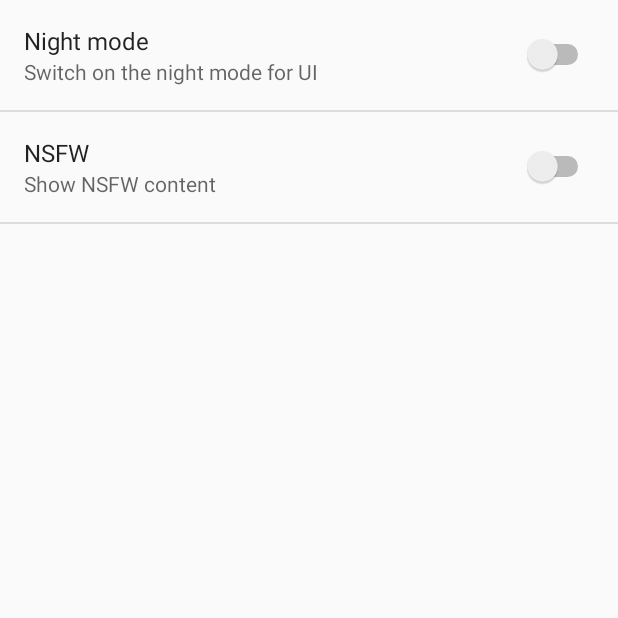
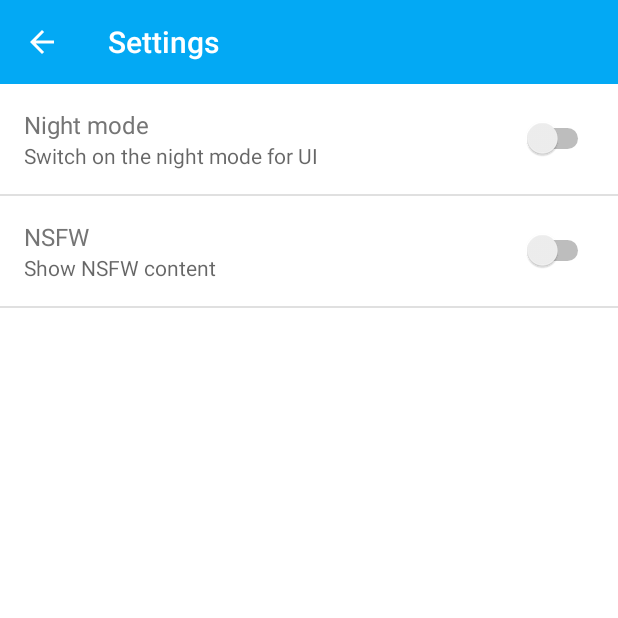
Before and after one commit to tisqui/JustRRead, an Android app: the screen it shows after launch (SettingsActivity), after a tap on "SETTINGS", on a phone screen of 412 x 824 dp, the top half of it. Run offline under Robolectric (Android 15) with nearby library versions, the phone set to English and light mode, and no system bars; libraries missing offline, so code that uses them is left out: net.dean.jraw, org.markdownj; pictures from the network do not load; 11 statements that could not run were skipped; 1 other tap on this screen came first.

Commit message:
fixed settings toolbar and crash

```diff
--- a/app/src/main/AndroidManifest.xml
+++ b/app/src/main/AndroidManifest.xml
@@ -79,11 +79,7 @@
         <activity android:name=".activities.SettingsActivity"
                   android:label="Settings"
                   android:parentActivityName=".activities.FrontpageFeedActivity"
-                  android:theme="@style/SettingsTheme">
-            <meta-data
-                android:name="android.support.PARENT_ACTIVITY"
-                android:value=".activities.FrontpageFeedActivity">
-            </meta-data>
+                  android:theme="@style/AppTheme">
         </activity>
         <provider
             android:name=".data.RedditProvider"
--- a/app/src/main/java/com/squirrel/justrread/activities/SettingsActivity.java
+++ b/app/src/main/java/com/squirrel/justrread/activities/SettingsActivity.java
@@ -1,45 +1,20 @@
 package com.squirrel.justrread.activities;
 
 import android.os.Bundle;
-import android.preference.Preference;
-import android.preference.PreferenceActivity;
-import android.preference.PreferenceManager;
-import android.preference.SwitchPreference;
 
 import com.squirrel.justrread.R;
+import com.squirrel.justrread.fragments.SettingsFragment;
 
 /**
  * Created by squirrel on 6/14/16.
  */
-public class SettingsActivity extends PreferenceActivity implements Preference.OnPreferenceChangeListener {
+public class SettingsActivity extends BaseActivity {
 
     @Override
     protected void onCreate(Bundle savedInstanceState) {
         super.onCreate(savedInstanceState);
-
-        // Load the preferences from an XML resource
-        addPreferencesFromResource(R.xml.settings);
-        PreferenceManager.setDefaultValues(this, R.xml.settings, false);
-
-        bindPreferenceSummaryToValue(findPreference(getString(R.string.prefs_nightmode_key)));
-        bindPreferenceSummaryToValue(findPreference(getString(R.string.prefs_nsfw_key)));
-
-    }
-
-    private void bindPreferenceSummaryToValue(Preference preference) {
-        preference.setOnPreferenceChangeListener(this);
-        onPreferenceChange(preference,
-                PreferenceManager
-                        .getDefaultSharedPreferences(preference.getContext())
-                        .getBoolean(preference.getKey(), false));
-    }
-
-    @Override
-    public boolean onPreferenceChange(Preference preference, Object value) {
-        if (preference instanceof SwitchPreference) {
-            boolean state = Boolean.parseBoolean(value.toString());
-            ((SwitchPreference) preference).setChecked(state);
-        }
-        return true;
+        setContentView(R.layout.activity_settings);
+        activateToolbarWithHomeEnabled();
+        getFragmentManager().beginTransaction().replace(R.id.settings_fragment_container, new SettingsFragment()).commit();
     }
 }
--- a/app/src/main/java/com/squirrel/justrread/controllers/DrawerController.java
+++ b/app/src/main/java/com/squirrel/justrread/controllers/DrawerController.java
@@ -30,7 +30,6 @@ public class DrawerController {
     private RelativeLayout mDrawerAllItem;
     private RelativeLayout mDrawerFrontpageItem;
     private RelativeLayout mDrawerRandomItem;
-
 
 
     public DrawerController(DrawerLayout drawerLayout, Context context) {
--- /dev/null
+++ b/app/src/main/java/com/squirrel/justrread/fragments/SettingsFragment.java
@@ -0,0 +1,43 @@
+package com.squirrel.justrread.fragments;
+
+import android.os.Bundle;
+import android.preference.Preference;
+import android.preference.PreferenceFragment;
+import android.preference.PreferenceManager;
+import android.preference.SwitchPreference;
+
+import com.squirrel.justrread.R;
+
+/**
+ * Created by squirrel on 6/14/16.
+ */
+public class SettingsFragment extends PreferenceFragment implements Preference.OnPreferenceChangeListener {
+
+    @Override
+    public void onCreate(Bundle savedInstanceState) {
+        super.onCreate(savedInstanceState);
+        // Load the preferences from an XML resource
+        addPreferencesFromResource(R.xml.settings);
+        PreferenceManager.setDefaultValues(getActivity(), R.xml.settings, false);
+
+        bindPreferenceSummaryToValue(findPreference(getString(R.string.prefs_nightmode_key)));
+        bindPreferenceSummaryToValue(findPreference(getString(R.string.prefs_nsfw_key)));
+    }
+
+    private void bindPreferenceSummaryToValue(Preference preference) {
+        preference.setOnPreferenceChangeListener(this);
+        onPreferenceChange(preference,
+                PreferenceManager
+                        .getDefaultSharedPreferences(preference.getContext())
+                        .getBoolean(preference.getKey(), false));
+    }
+
+    @Override
+    public boolean onPreferenceChange(Preference preference, Object value) {
+        if (preference instanceof SwitchPreference) {
+            boolean state = Boolean.parseBoolean(value.toString());
+            ((SwitchPreference) preference).setChecked(state);
+        }
+        return true;
+    }
+}
--- /dev/null
+++ b/app/src/main/res/layout/activity_settings.xml
@@ -0,0 +1,21 @@
+<?xml version="1.0" encoding="utf-8"?>
+<RelativeLayout
+    xmlns:android="http://schemas.android.com/apk/res/android"
+    xmlns:tools="http://schemas.android.com/tools"
+    android:layout_width="match_parent"
+    android:layout_height="match_parent"
+    android:fitsSystemWindows="true"
+    tools:context=".activities.SettingsActivity"
+    >
+
+    <include
+        android:id="@+id/application_toolbar"
+        layout="@layout/toolbar"/>
+
+    <FrameLayout
+        android:id="@+id/settings_fragment_container"
+        android:layout_width="match_parent"
+        android:layout_height="match_parent"
+        android:layout_below="@+id/application_toolbar"/>
+
+</RelativeLayout>
--- a/app/src/main/res/values/strings.xml
+++ b/app/src/main/res/values/strings.xml
@@ -82,5 +82,6 @@
     <string name="prefs_night_mode_summary">Switch on the night mode for UI</string>
     <string name="prefs_nsfw_key">pref_nsfw</string>
     <string name="prefs_nightmode_key">pref_night_mode</string>
+    <string name="no_connection_detailed_comments_message">No Internet connection. Please try later.</string>
 
 </resources>
--- a/app/src/main/res/values/styles.xml
+++ b/app/src/main/res/values/styles.xml
@@ -8,7 +8,7 @@
         <item name="windowActionBar">false</item>
         <item name="windowNoTitle">true</item>
         <item name="android:windowBackground">@color/mainBackground</item>
-        <item name="android:textColorPrimary">@color/primaryTextColorToolbar</item>
+        <item name="android:textColorPrimary">@color/primaryTextColorPopup</item>
         <item name="android:windowTranslucentStatus">true</item>
         <item name="android:windowTranslucentNavigation">true</item>
         <item name="textAppearanceLargePopupMenu">@style/myPopupMenuTextAppearanceLarge</item>
```
Also changed, not shown: app/src/main/java/com/squirrel/justrread/fragments/DetailPostFragment.java (+8 -2 lines), app/src/main/res/layout/content_settings.xml (added, +15 -0 lines).
